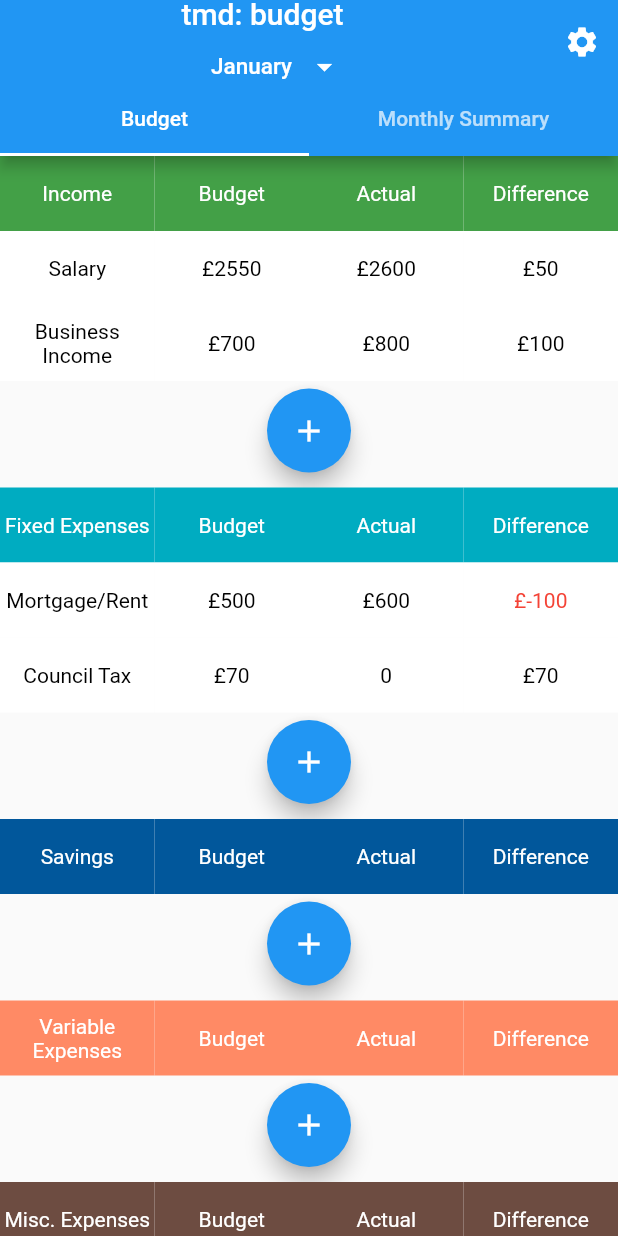
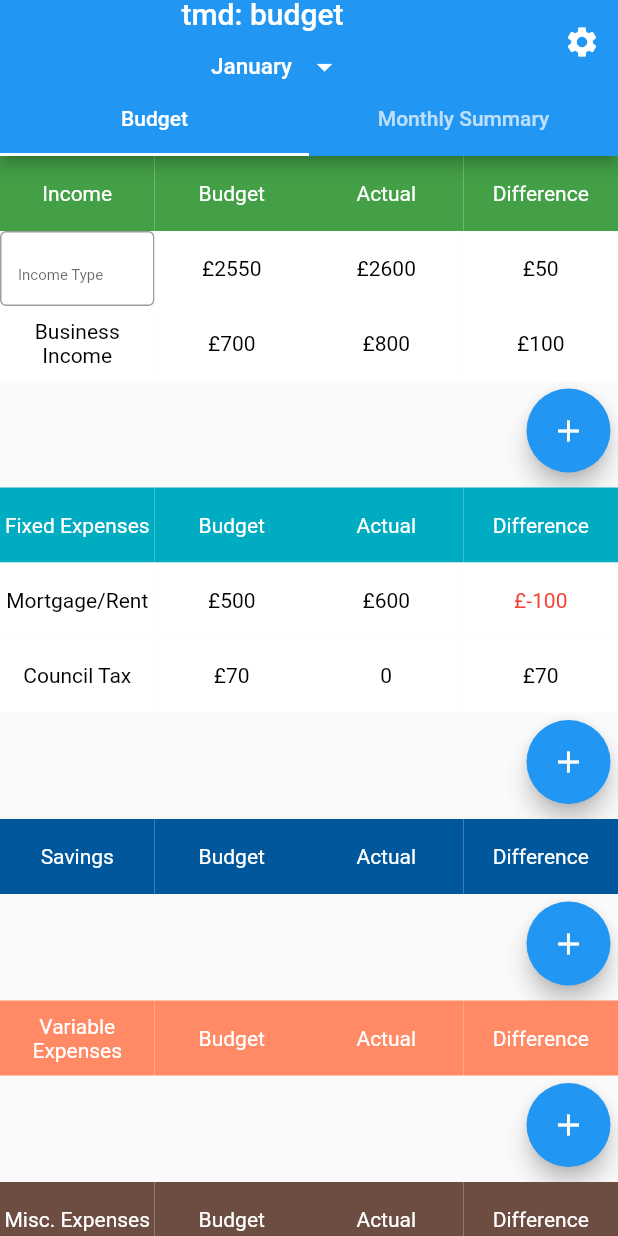
Before and after one commit to RahmsMusti/tmd_finance, a Flutter app: the screen it shows after launch, on a phone screen of 412 x 824 dp. Run offline on Flutter 3.47's test engine with Material 2 defaults, Android fonts, the phone set to English and light mode, and no system bars; generated files the repository leaves out were written again.

Commit message:
Moved Fabs & Started Text fields

```diff
--- a/lib/src/sample_feature/sample_item_list_view.dart
+++ b/lib/src/sample_feature/sample_item_list_view.dart
@@ -143,12 +143,19 @@ class _SampleItemListViewState extends State<SampleItemListView> {
                       child: Container(
                         height: 50,
                         color: Colors.white,
-                        child: const Center(
-                          child: Text(
-                            'Salary',
-                            textAlign: TextAlign.center,
-                            style: TextStyle(color: Colors.black),
+                        child: Center(
+                          child: TextFormField(
+                            decoration: const InputDecoration(
+                              border: OutlineInputBorder(),
+                              hintText: 'Income Type',
+                              hintStyle: TextStyle(fontSize: 10),
                             ),
+                          ),
+                          // child: Text(
+                          //   'Salary',
+                          //   textAlign: TextAlign.center,
+                          //   style: TextStyle(color: Colors.black),
+                          // ),
                         ),
                       ),
                     ),
@@ -252,9 +259,17 @@ class _SampleItemListViewState extends State<SampleItemListView> {
                 const SizedBox(
                   height: 5,
                 ),
+                Row(
+                  mainAxisAlignment: MainAxisAlignment.end,
+                  children: [
                     FloatingActionButton(
                       onPressed: onPressed,
-                  child: Icon(Icons.add),
+                      child: const Icon(Icons.add),
+                    ),
+                    const SizedBox(
+                      width: 5,
+                    ),
+                  ],
                 ),
                 const SizedBox(
                   height: 10,
@@ -377,9 +392,17 @@ class _SampleItemListViewState extends State<SampleItemListView> {
                 const SizedBox(
                   height: 5,
                 ),
+                Row(
+                  mainAxisAlignment: MainAxisAlignment.end,
+                  children: [
                     FloatingActionButton(
                       onPressed: onPressed,
-                  child: Icon(Icons.add),
+                      child: const Icon(Icons.add),
+                    ),
+                    const SizedBox(
+                      width: 5,
+                    ),
+                  ],
                 ),
                 const SizedBox(
                   height: 10,
@@ -390,9 +413,17 @@ class _SampleItemListViewState extends State<SampleItemListView> {
                 const SizedBox(
                   height: 5,
                 ),
+                Row(
+                  mainAxisAlignment: MainAxisAlignment.end,
+                  children: [
                     FloatingActionButton(
                       onPressed: onPressed,
-                  child: Icon(Icons.add),
+                      child: const Icon(Icons.add),
+                    ),
+                    const SizedBox(
+                      width: 5,
+                    ),
+                  ],
                 ),
                 const SizedBox(
                   height: 10,
@@ -403,9 +434,17 @@ class _SampleItemListViewState extends State<SampleItemListView> {
                 const SizedBox(
                   height: 5,
                 ),
+                Row(
+                  mainAxisAlignment: MainAxisAlignment.end,
+                  children: [
                     FloatingActionButton(
                       onPressed: onPressed,
-                  child: Icon(Icons.add),
+                      child: const Icon(Icons.add),
+                    ),
+                    const SizedBox(
+                      width: 5,
+                    ),
+                  ],
                 ),
                 const SizedBox(
                   height: 10,
@@ -418,7 +457,7 @@ class _SampleItemListViewState extends State<SampleItemListView> {
                 ),
                 FloatingActionButton(
                   onPressed: onPressed,
-                  child: Icon(Icons.add),
+                  child: const Icon(Icons.add),
                 ),
                 const SizedBox(
                   height: 5,
```
Also changed, not shown: pubspec.lock. Lines whose indentation alone changed are shown as unchanged.
